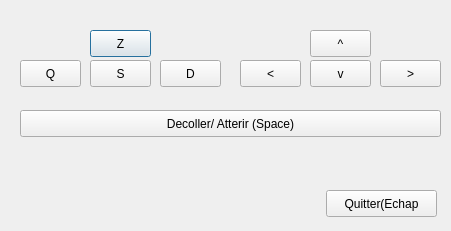
PeanutsFR/ML_CYA, file dialog.ui: the form before one commit.
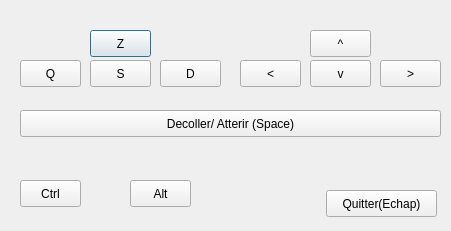
The form after the commit.

Diff of the .ui file:
```diff
--- a/dialog.ui
+++ b/dialog.ui
@@ -199,7 +199,7 @@
     </rect>
    </property>
    <property name="text">
-    <string>Quitter(Echap</string>
+    <string>Quitter(Echap)</string>
    </property>
    <property name="checkable">
     <bool>false</bool>
@@ -233,6 +233,50 @@
     <bool>false</bool>
    </property>
   </widget>
+  <widget class="QPushButton" name="btn_ctrl">
+   <property name="geometry">
+    <rect>
+     <x>20</x>
+     <y>180</y>
+     <width>61</width>
+     <height>27</height>
+    </rect>
+   </property>
+   <property name="text">
+    <string>Ctrl</string>
+   </property>
+   <property name="checkable">
+    <bool>false</bool>
+   </property>
+   <property name="default">
+    <bool>false</bool>
+   </property>
+   <property name="flat">
+    <bool>false</bool>
+   </property>
+  </widget>
+  <widget class="QPushButton" name="btn_alt">
+   <property name="geometry">
+    <rect>
+     <x>130</x>
+     <y>180</y>
+     <width>61</width>
+     <height>27</height>
+    </rect>
+   </property>
+   <property name="text">
+    <string>Alt</string>
+   </property>
+   <property name="checkable">
+    <bool>false</bool>
+   </property>
+   <property name="default">
+    <bool>false</bool>
+   </property>
+   <property name="flat">
+    <bool>false</bool>
+   </property>
+  </widget>
  </widget>
  <resources/>
  <connections>
```
